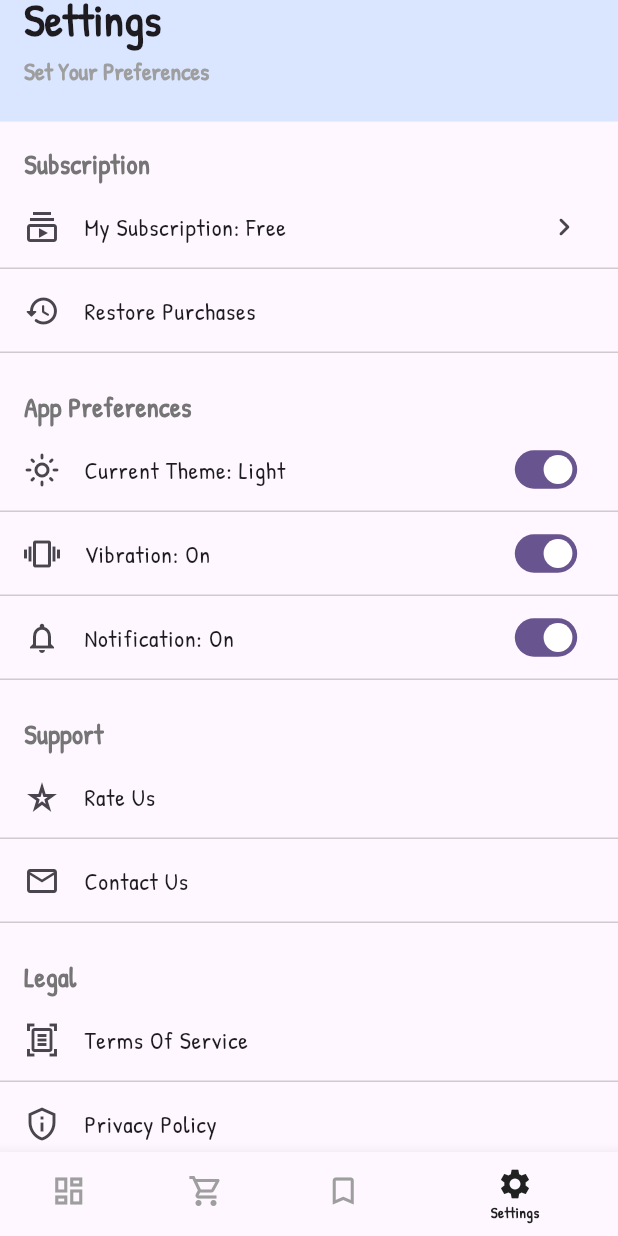
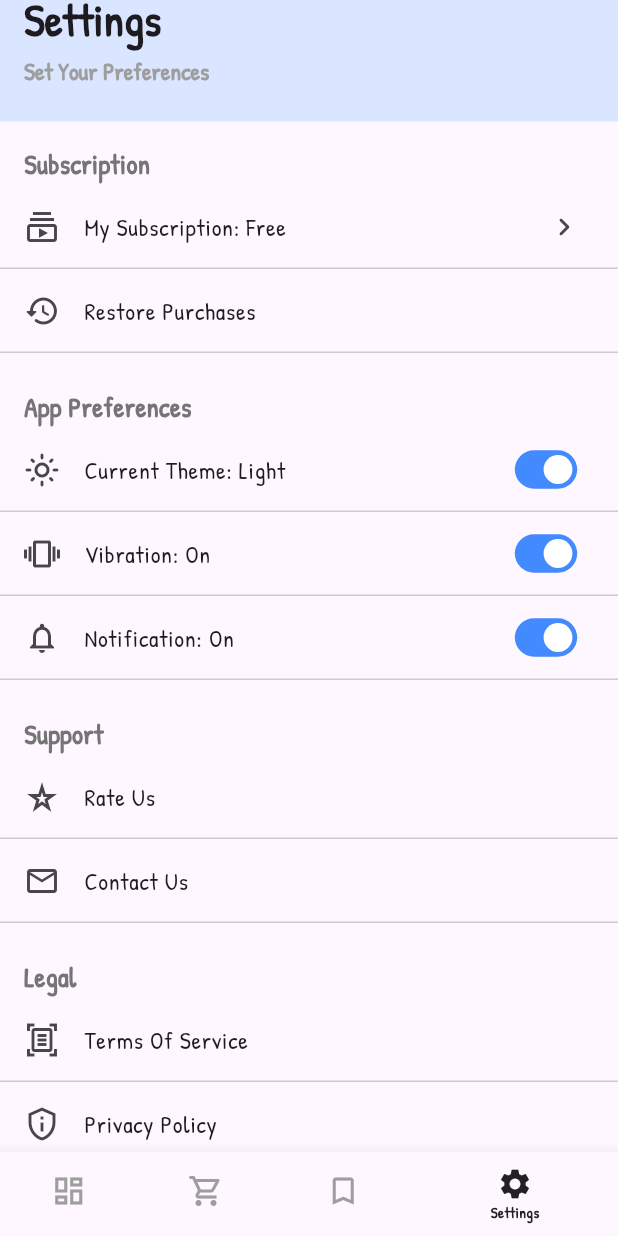
Before and after one commit to cardchess-leader/daily_dose_of_humors, a Flutter app: the screen it shows after launch, item 4 of the bottom bar chosen, on a phone screen of 412 x 824 dp. Run offline on Flutter 3.47's test engine with Material 3 defaults, Android fonts, the phone set to English and light mode, and no system bars; our stand-ins replace google_fonts, lottie, scroll_snap_list, smooth_page_indicator.

Commit message:
Dark Mode Adaptive Design

```diff
--- a/lib/main.dart
+++ b/lib/main.dart
@@ -21,22 +21,22 @@ class MyApp extends StatelessWidget {
         textTheme: GoogleFonts.patrickHandTextTheme(
           Theme.of(context).textTheme,
         ),
-        colorScheme: ColorScheme.fromSeed(seedColor: Colors.deepPurple),
         useMaterial3: true,
       ),
       darkTheme: ThemeData.dark().copyWith(
         brightness: Brightness.dark,
-        primaryColor: Colors.grey[900],
-        scaffoldBackgroundColor: Colors.grey[850],
+        // primaryColor: Colors.grey[900],
+        scaffoldBackgroundColor: Colors.grey[900],
         colorScheme: ColorScheme.dark(
           primary: Colors.grey.shade900,
-          secondary: Colors.blueGrey.shade300,
           surface: Colors
-              .grey[850]!, // Use surface color for cards and other surfaces
+              .grey[900]!, // Use surface color for cards and other surfaces
         ),
-        // colorScheme: kDarkColorScheme,
         textTheme: GoogleFonts.patrickHandTextTheme(
-          Theme.of(context).textTheme,
+          Theme.of(context).textTheme.apply(
+                bodyColor: Colors.white,
+                displayColor: Colors.white,
+              ),
         ),
       ),
       home: const TabsScreen(),
--- a/lib/screens/settings.dart
+++ b/lib/screens/settings.dart
@@ -12,6 +12,9 @@ class SettingsScreen extends StatefulWidget {
 }
 
 class _SettingsScreenState extends State<SettingsScreen> {
+  bool themeValue = true;
+  bool vibValue = true;
+  bool notiValue = true;
   @override
   void initState() {
     super.initState();
@@ -57,6 +60,7 @@ class _SettingsScreenState extends State<SettingsScreen> {
 
   @override
   Widget build(BuildContext context) {
+    bool isDarkMode = Theme.of(context).brightness == Brightness.dark;
     return Scaffold(
       appBar: const CustomAppBar(
         heading: 'Settings',
@@ -88,8 +92,15 @@ class _SettingsScreenState extends State<SettingsScreen> {
               scale: 0.8,
               alignment: Alignment.centerRight,
               child: Switch(
-                value: true,
-                onChanged: (value) => {},
+                value: themeValue,
+                onChanged: (value) => {setState(() => themeValue = value)},
+                activeColor: Colors.white,
+                activeTrackColor: isDarkMode
+                    ? Colors.amberAccent
+                    : Colors.blueAccent.shade200,
+                inactiveThumbColor:
+                    isDarkMode ? Colors.grey.shade300 : Colors.grey.shade600,
+                inactiveTrackColor: Colors.transparent,
               ),
             ),
             // const Icon(Icons.keyboard_arrow_right_rounded),
@@ -101,8 +112,15 @@ class _SettingsScreenState extends State<SettingsScreen> {
               scale: 0.8,
               alignment: Alignment.centerRight,
               child: Switch(
-                value: true,
-                onChanged: (value) => {},
+                value: vibValue,
+                onChanged: (value) => {setState(() => vibValue = value)},
+                activeColor: Colors.white,
+                activeTrackColor: isDarkMode
+                    ? Colors.amberAccent
+                    : Colors.blueAccent.shade200,
+                inactiveThumbColor:
+                    isDarkMode ? Colors.grey.shade300 : Colors.grey.shade600,
+                inactiveTrackColor: Colors.transparent,
               ),
             ),
           ),
@@ -113,8 +131,15 @@ class _SettingsScreenState extends State<SettingsScreen> {
               scale: 0.8,
               alignment: Alignment.centerRight,
               child: Switch(
-                value: true,
-                onChanged: (value) => {},
+                value: notiValue,
+                onChanged: (value) => {setState(() => notiValue = value)},
+                activeColor: Colors.white,
+                activeTrackColor: isDarkMode
+                    ? Colors.amberAccent
+                    : Colors.blueAccent.shade200,
+                inactiveThumbColor:
+                    isDarkMode ? Colors.grey.shade300 : Colors.grey.shade600,
+                inactiveTrackColor: Colors.transparent,
               ),
             ),
           ),
--- a/lib/screens/shop_category.dart
+++ b/lib/screens/shop_category.dart
@@ -61,11 +61,15 @@ class ShopCategoryScreen extends StatelessWidget {
                           ' Best Dad Jokes of 2023',
                           maxLines: 1,
                           overflow: TextOverflow.ellipsis,
+                          style: TextStyle(
+                            fontWeight: FontWeight.w600,
+                          ),
                         ),
                         Text(
                           ' \$2.24',
                           maxLines: 1,
                           overflow: TextOverflow.ellipsis,
+                          style: TextStyle(),
                         ),
                       ],
                     ),
--- a/lib/screens/tabs.dart
+++ b/lib/screens/tabs.dart
@@ -34,6 +34,7 @@ class _TabsScreenState extends State<TabsScreen> {
 
   @override
   Widget build(BuildContext context) {
+    bool isDarkMode = Theme.of(context).brightness == Brightness.dark;
     late Widget activePage;
 
     switch (_selectedPageIndex) {
@@ -89,15 +90,14 @@ class _TabsScreenState extends State<TabsScreen> {
     return Scaffold(
       body: activePage,
       bottomNavigationBar: BottomNavigationBar(
+        backgroundColor: Colors.amber,
         onTap: _selectPage,
         currentIndex: _selectedPageIndex,
-        selectedItemColor: Colors.grey.shade900,
+        selectedItemColor:
+            isDarkMode ? Colors.grey.shade100 : Colors.grey.shade900,
         unselectedItemColor: Colors.grey.shade500,
-        // selectedIconTheme:
-        //     IconThemeData(size: 22), // Set the size for selected icons
-        // unselectedIconTheme: IconThemeData(size: 22),
         selectedLabelStyle:
-            TextStyle(fontSize: 10, fontWeight: FontWeight.w600),
+            const TextStyle(fontSize: 10, fontWeight: FontWeight.w600),
         items: [
           BottomNavigationBarItem(
             icon: _selectedPageIndex == 0
```
Also changed, not shown: lib/screens/bookmark.dart (+32 -3 lines), lib/screens/humor_screen.dart (+30 -8 lines), lib/screens/shop.dart (+13 -1 lines), pubspec.yaml (+2 -21 lines), assets/icons/wow.png (added), 6 other files.
